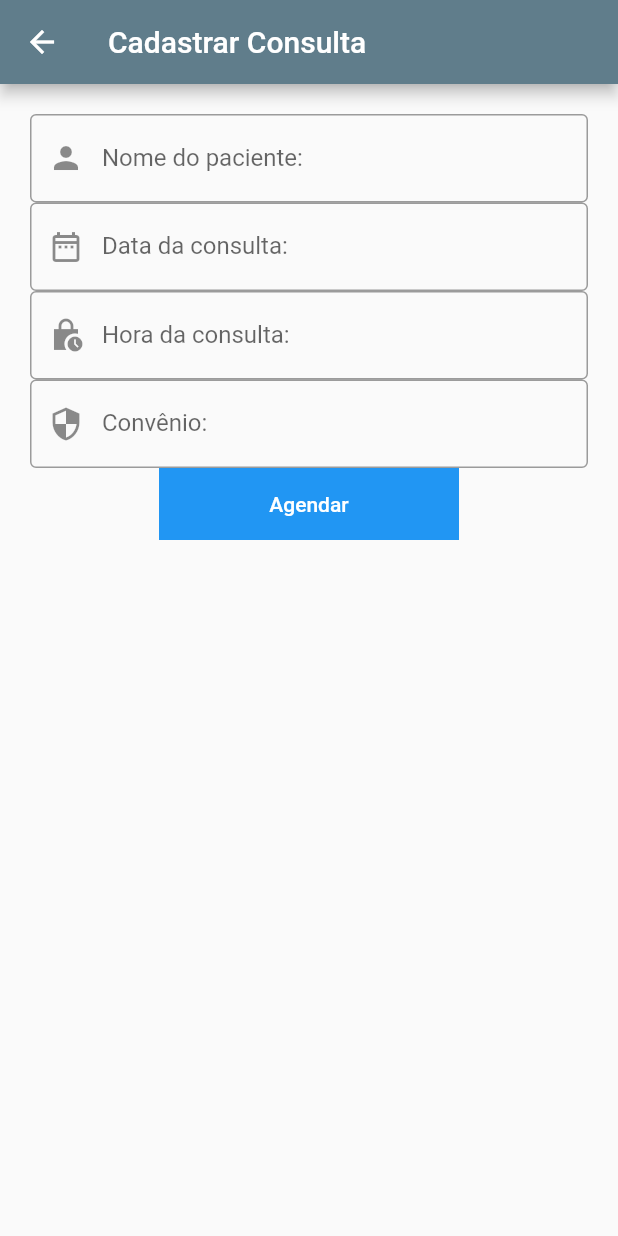
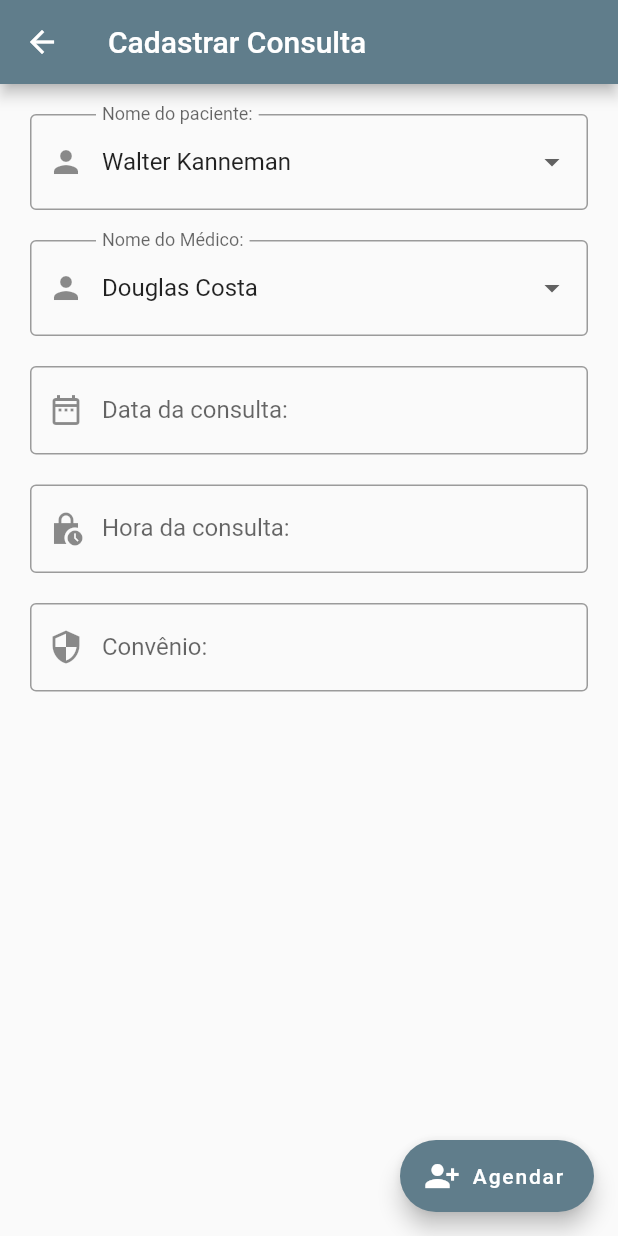
Before and after one commit to jvcges/agendamed, a Flutter app: the AppointmentForm screen opened by its route, on a phone screen of 412 x 824 dp. Run offline on Flutter 3.47's test engine with Material 2 defaults, Android fonts, the phone set to English and light mode, and no system bars.

Commit message:
form consulta

```diff
--- a/lib/views/appointment_form.dart
+++ b/lib/views/appointment_form.dart
@@ -1,7 +1,12 @@
 import 'package:agendamed/data/data_appointments.dart';
+import 'package:agendamed/models/appointment.dart';
 import 'package:agendamed/models/patient.dart';
+import 'package:agendamed/provider/appointments.dart';
+import 'package:agendamed/provider/doctors.dart';
+import 'package:agendamed/provider/patients.dart';
 import 'package:agendamed/views/appointment_list.dart';
 import 'package:flutter/material.dart';
+import 'package:provider/provider.dart';
 
 class AppointmentForm extends StatefulWidget {
   const AppointmentForm({Key? key}) : super(key: key);
@@ -16,6 +21,7 @@ class _AppointmentFormState extends State<AppointmentForm> {
   TextEditingController _date = TextEditingController();
   TextEditingController _hour = TextEditingController();
   TextEditingController _insurance = TextEditingController();
+
   final _formKey = GlobalKey<FormState>();
 
   //late final Patient patient;
@@ -27,9 +33,26 @@ class _AppointmentFormState extends State<AppointmentForm> {
       date = "",
       hour = "",
       insurance = "";
+  final List<String> listItemPatient = [
+    'Walter Kanneman',
+    'Mathias Villasanti',
+    'Gabriel Chapecó',
+  ];
+  final List<String> listItemDoctor = [
+    'Douglas Costa',
+    'Miguel Borja',
+    'Pedro Geromel'
+  ];
+
+  late String valueChoosePatient = listItemPatient.first;
+  late String valueChooseDoctor = listItemDoctor.first;
 
   @override
   Widget build(BuildContext context) {
+    final Appointments appointments = Provider.of(context);
+    final Patients patients = Provider.of(context);
+    final Doctors doctors = Provider.of(context);
+
     return Scaffold(
       appBar: AppBar(
         title: Text("Cadastrar Consulta"),
@@ -42,33 +65,55 @@ class _AppointmentFormState extends State<AppointmentForm> {
             child: Column(
               mainAxisAlignment: MainAxisAlignment.start,
               children: [
-                TextFormField(
-                  controller: _namePatient,
-                  keyboardType: TextInputType.name,
+                DropdownButtonFormField<String>(
                   decoration: InputDecoration(
                     labelText: "Nome do paciente:",
                     border: OutlineInputBorder(),
                     prefixIcon: Icon(Icons.person),
                   ),
-                  validator: (valor) {
-                    if (valor!.isNotEmpty) {
-                      return null;
-                    } else {
-                      return "Campo em branco";
-                    }
-                  },
+                  value: valueChoosePatient,
+                  items: listItemPatient
+                      .map(
+                        (item) => DropdownMenuItem<String>(
+                          child: Text(
+                            item,
+                          ),
+                          value: item,
+                        ),
+                      )
+                      .toList(),
+                  onChanged: (value) => setState(() {
+                    this.valueChoosePatient = valueChoosePatient;
+                  }),
                 ),
-                // DropdownButtonFormField(
-
-                //   decoration: InputDecoration(
-                //     labelText: "Médico:",
-                //     border: OutlineInputBorder(),
-                //     //   prefixIcon: Icon(Icons.person),
-                //   ),
-                //   onChanged: (newValue) {
-                //     setState(() {});
-                //   }, items: [],
-                // ),
+                SizedBox(
+                  height: 20,
+                ),
+                DropdownButtonFormField<String>(
+                  decoration: InputDecoration(
+                    labelText: "Nome do Médico:",
+                    border: OutlineInputBorder(),
+                    prefixIcon: Icon(Icons.person),
+                  ),
+                  value: valueChooseDoctor,
+                  items: listItemDoctor
+                      .map(
+                        (item) => DropdownMenuItem<String>(
+                          child: Text(
+                            item,
+                            //style: TextStyle(fontWeight: FontWeight.bold),
+                          ),
+                          value: item,
+                        ),
+                      )
+                      .toList(),
+                  onChanged: (value) => setState(() {
+                    this.valueChooseDoctor = valueChooseDoctor;
+                  }),
+                ),
+                SizedBox(
+                  height: 20,
+                ),
                 TextFormField(
                   controller: _date,
                   keyboardType: TextInputType.datetime,
@@ -84,6 +129,9 @@ class _AppointmentFormState extends State<AppointmentForm> {
                       return "Campo em branco";
                     }
                   },
+                ),
+                SizedBox(
+                  height: 20,
                 ),
                 TextFormField(
                   controller: _hour,
@@ -101,6 +149,9 @@ class _AppointmentFormState extends State<AppointmentForm> {
                     }
                   },
                 ),
+                SizedBox(
+                  height: 20,
+                ),
                 TextFormField(
                   controller: _insurance,
                   keyboardType: TextInputType.text,
@@ -117,34 +168,29 @@ class _AppointmentFormState extends State<AppointmentForm> {
                     }
                   },
                 ),
-                Container(
-                  width: 200,
-                  color: Colors.blue,
-                  child: TextButton(
-                    onPressed: () {
-                      if (_formKey.currentState!.validate()) {
-                        setState(() {});
-                        namePatient = _namePatient.text;
-                        nameDoctor = _nameDoctor.text;
-                        date = _date.text;
-                        hour = _hour.text;
-                        insurance = _insurance.text;
-                        Navigator.push(
-                            context,
-                            MaterialPageRoute(
-                                builder: (BuildContext context) =>
-                                    AppointmentList()));
-                      } else {}
-                    },
-                    child:
-                        Text("Agendar", style: TextStyle(color: Colors.white)),
-                  ),
+                SizedBox(
+                  height: 20,
                 ),
               ],
             ),
           ),
         ),
       ),
+      floatingActionButton: FloatingActionButton.extended(
+        onPressed: () {
+          appointments.put(Appointment(
+              id: -1,
+              patient: patients.byIndex(0),
+              doctor: doctors.byIndex(0),
+              date: _date.text,
+              hour: _hour.text,
+              insurance: _insurance.text,
+              newAppointment: true));
+          Navigator.of(context).pop();
+        },
+        label: Text('Agendar'),
+        icon: Icon(Icons.person_add_alt_1_sharp),
+      ),
     );
   }
 }
```
